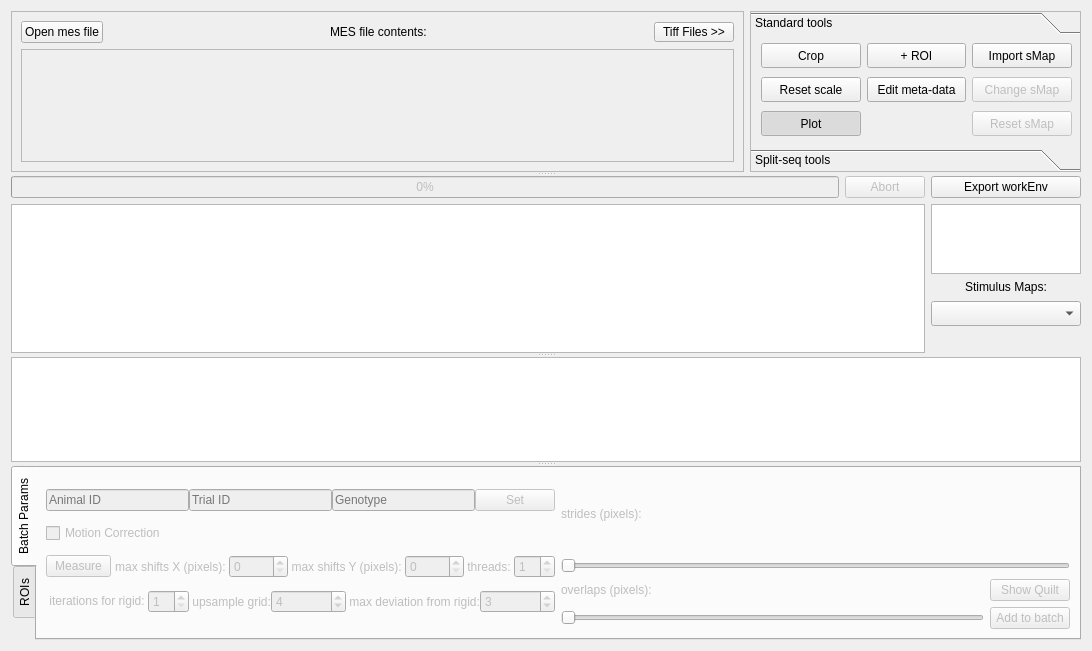
kushalkolar/MESmerize, file pyqtgraphCore/imageview/ImageViewTemplate.ui: the form before one commit.
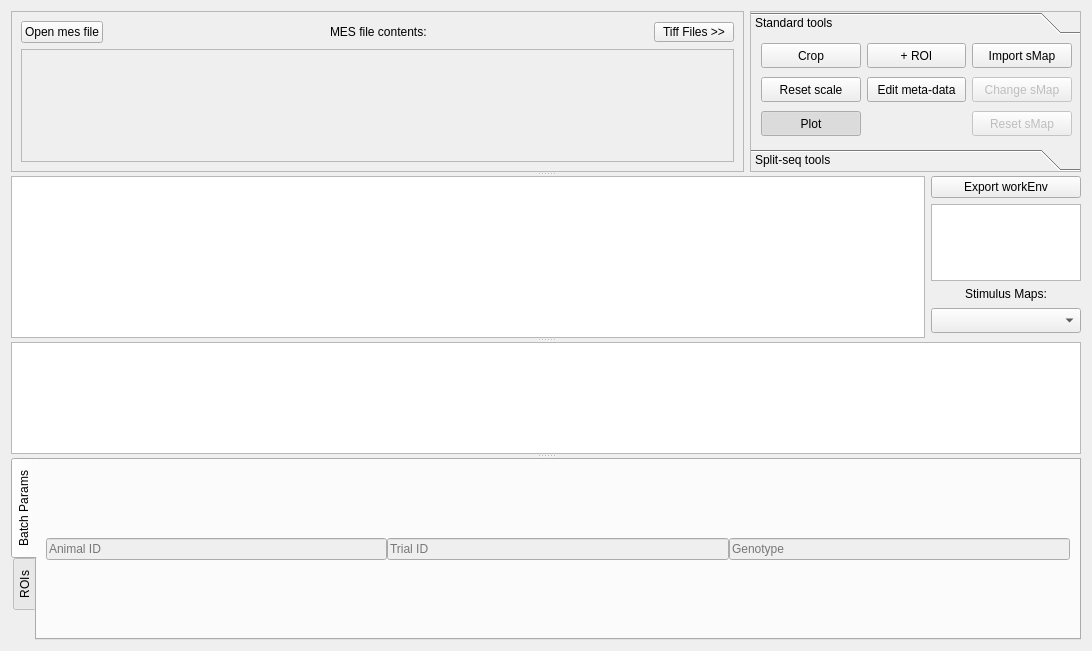
The form after the commit. The open tabs and pages were chosen to show the change. Custom widgets are drawn as their Qt base class.

```diff
--- a/pyqtgraphCore/imageview/ImageViewTemplate.ui
+++ b/pyqtgraphCore/imageview/ImageViewTemplate.ui
@@ -696,16 +696,6 @@
        </property>
        <widget class="QWidget" name="layoutWidget">
         <layout class="QGridLayout" name="gridLayout_8">
-         <item row="0" column="0">
-          <widget class="QProgressBar" name="progressBar">
-           <property name="enabled">
-            <bool>false</bool>
-           </property>
-           <property name="value">
-            <number>0</number>
-           </property>
-          </widget>
-         </item>
          <item row="3" column="2">
           <widget class="QLabel" name="label_6">
            <property name="sizePolicy">
@@ -754,26 +744,6 @@
            </property>
           </widget>
          </item>
-         <item row="0" column="1">
-          <widget class="QPushButton" name="btnAbort">
-           <property name="enabled">
-            <bool>false</bool>
-           </property>
-           <property name="text">
-            <string>Abort</string>
-           </property>
-          </widget>
-         </item>
-         <item row="1" column="0" rowspan="5" colspan="2">
-          <widget class="GraphicsView" name="graphicsView">
-           <property name="sizePolicy">
-            <sizepolicy hsizetype="Expanding" vsizetype="Expanding">
-             <horstretch>0</horstretch>
-             <verstretch>0</verstretch>
-            </sizepolicy>
-           </property>
-          </widget>
-         </item>
          <item row="1" column="2" rowspan="2">
           <widget class="HistogramLUTWidget" name="histogram">
            <property name="sizePolicy">
@@ -796,6 +766,16 @@
            </property>
           </widget>
          </item>
+         <item row="0" column="0" rowspan="6" colspan="2">
+          <widget class="GraphicsView" name="graphicsView">
+           <property name="sizePolicy">
+            <sizepolicy hsizetype="Expanding" vsizetype="Expanding">
+             <horstretch>0</horstretch>
+             <verstretch>0</verstretch>
+            </sizepolicy>
+           </property>
+          </widget>
+         </item>
         </layout>
        </widget>
        <widget class="PlotWidget" name="roiPlot">
@@ -884,311 +864,6 @@
               </property>
              </widget>
             </item>
-            <item>
-             <widget class="QPushButton" name="btnSetID">
-              <property name="text">
-               <string>Set</string>
-              </property>
-             </widget>
-            </item>
-           </layout>
-          </item>
-          <item>
-           <widget class="QCheckBox" name="rigMotCheckBox">
-            <property name="text">
-             <string>Motion Correction</string>
-            </property>
-           </widget>
-          </item>
-          <item>
-           <layout class="QHBoxLayout" name="horizontalLayout">
-            <item>
-             <widget class="QPushButton" name="btnMeasureDistance">
-              <property name="sizePolicy">
-               <sizepolicy hsizetype="Fixed" vsizetype="Fixed">
-                <horstretch>0</horstretch>
-                <verstretch>0</verstretch>
-               </sizepolicy>
-              </property>
-              <property name="minimumSize">
-               <size>
-                <width>0</width>
-                <height>0</height>
-               </size>
-              </property>
-              <property name="maximumSize">
-               <size>
-                <width>65</width>
-                <height>16777215</height>
-               </size>
-              </property>
-              <property name="text">
-               <string>Measure</string>
-              </property>
-              <property name="checkable">
-               <bool>true</bool>
-              </property>
-             </widget>
-            </item>
-            <item>
-             <widget class="QLabel" name="label_7">
-              <property name="layoutDirection">
-               <enum>Qt::LeftToRight</enum>
-              </property>
-              <property name="text">
-               <string> max shifts X (pixels): </string>
-              </property>
-              <property name="alignment">
-               <set>Qt::AlignRight|Qt::AlignTrailing|Qt::AlignVCenter</set>
-              </property>
-             </widget>
-            </item>
-            <item>
-             <widget class="QSpinBox" name="spinboxX">
-              <property name="sizePolicy">
-               <sizepolicy hsizetype="MinimumExpanding" vsizetype="Fixed">
-                <horstretch>0</horstretch>
-                <verstretch>0</verstretch>
-               </sizepolicy>
-              </property>
-             </widget>
-            </item>
-            <item>
-             <widget class="QLabel" name="label_11">
-              <property name="text">
-               <string> max shifts Y (pixels): </string>
-              </property>
-              <property name="alignment">
-               <set>Qt::AlignRight|Qt::AlignTrailing|Qt::AlignVCenter</set>
-              </property>
-             </widget>
-            </item>
-            <item>
-             <widget class="QSpinBox" name="spinboxY">
-              <property name="sizePolicy">
-               <sizepolicy hsizetype="MinimumExpanding" vsizetype="Fixed">
-                <horstretch>0</horstretch>
-                <verstretch>0</verstretch>
-               </sizepolicy>
-              </property>
-             </widget>
-            </item>
-            <item>
-             <widget class="QLabel" name="label_12">
-              <property name="text">
-               <string> threads: </string>
-              </property>
-              <property name="alignment">
-               <set>Qt::AlignRight|Qt::AlignTrailing|Qt::AlignVCenter</set>
-              </property>
-             </widget>
-            </item>
-            <item>
-             <widget class="QSpinBox" name="spinboxThreads">
-              <property name="minimum">
-               <number>1</number>
-              </property>
-             </widget>
-            </item>
-           </layout>
-          </item>
-          <item>
-           <layout class="QHBoxLayout" name="horizontalLayout_4">
-            <item>
-             <widget class="QLabel" name="label_2">
-              <property name="sizePolicy">
-               <sizepolicy hsizetype="Preferred" vsizetype="Fixed">
-                <horstretch>0</horstretch>
-                <verstretch>0</verstretch>
-               </sizepolicy>
-              </property>
-              <property name="text">
-               <string> iterations for rigid: </string>
-              </property>
-              <property name="alignment">
-               <set>Qt::AlignRight|Qt::AlignTrailing|Qt::AlignVCenter</set>
-              </property>
-             </widget>
-            </item>
-            <item>
-             <widget class="QSpinBox" name="spinboxIter">
-              <property name="sizePolicy">
-               <sizepolicy hsizetype="Fixed" vsizetype="Fixed">
-                <horstretch>0</horstretch>
-                <verstretch>0</verstretch>
-               </sizepolicy>
-              </property>
-              <property name="minimum">
-               <number>1</number>
-              </property>
-             </widget>
-            </item>
-            <item>
-             <widget class="QLabel" name="label_8">
-              <property name="text">
-               <string> upsample grid:</string>
-              </property>
-              <property name="alignment">
-               <set>Qt::AlignCenter</set>
-              </property>
-             </widget>
-            </item>
-            <item>
-             <widget class="QSpinBox" name="spinboxUpsample">
-              <property name="minimum">
-               <number>1</number>
-              </property>
-              <property name="value">
-               <number>4</number>
-              </property>
-             </widget>
-            </item>
-            <item>
-             <widget class="QLabel" name="label_3">
-              <property name="text">
-               <string> max deviation from rigid:</string>
-              </property>
-              <property name="alignment">
-               <set>Qt::AlignCenter</set>
-              </property>
-             </widget>
-            </item>
-            <item>
-             <widget class="QSpinBox" name="spinboxMaxDev">
-              <property name="value">
-               <number>3</number>
-              </property>
-             </widget>
-            </item>
-           </layout>
-          </item>
-         </layout>
-        </item>
-        <item>
-         <layout class="QVBoxLayout" name="verticalLayout">
-          <item>
-           <layout class="QHBoxLayout" name="horizontalLayout_6">
-            <item>
-             <widget class="QLabel" name="label_4">
-              <property name="sizePolicy">
-               <sizepolicy hsizetype="Preferred" vsizetype="Fixed">
-                <horstretch>0</horstretch>
-                <verstretch>0</verstretch>
-               </sizepolicy>
-              </property>
-              <property name="text">
-               <string>strides (pixels): </string>
-              </property>
-              <property name="alignment">
-               <set>Qt::AlignBottom|Qt::AlignLeading|Qt::AlignLeft</set>
-              </property>
-             </widget>
-            </item>
-            <item>
-             <widget class="QLabel" name="labelStridesValue">
-              <property name="text">
-               <string/>
-              </property>
-             </widget>
-            </item>
-            <item>
-             <spacer name="horizontalSpacer">
-              <property name="orientation">
-               <enum>Qt::Horizontal</enum>
-              </property>
-              <property name="sizeHint" stdset="0">
-               <size>
-                <width>40</width>
-                <height>20</height>
-               </size>
-              </property>
-             </spacer>
-            </item>
-           </layout>
-          </item>
-          <item>
-           <widget class="QSlider" name="sliderStrides">
-            <property name="minimum">
-             <number>1</number>
-            </property>
-            <property name="orientation">
-             <enum>Qt::Horizontal</enum>
-            </property>
-           </widget>
-          </item>
-          <item>
-           <layout class="QHBoxLayout" name="horizontalLayout_5">
-            <item>
-             <widget class="QLabel" name="label_5">
-              <property name="sizePolicy">
-               <sizepolicy hsizetype="Preferred" vsizetype="Fixed">
-                <horstretch>0</horstretch>
-                <verstretch>0</verstretch>
-               </sizepolicy>
-              </property>
-              <property name="text">
-               <string>overlaps (pixels): </string>
-              </property>
-              <property name="alignment">
-               <set>Qt::AlignBottom|Qt::AlignLeading|Qt::AlignLeft</set>
-              </property>
-             </widget>
-            </item>
-            <item>
-             <widget class="QLabel" name="labelOverlapsValue">
-              <property name="text">
-               <string/>
-              </property>
-             </widget>
-            </item>
-            <item>
-             <spacer name="horizontalSpacer_2">
-              <property name="orientation">
-               <enum>Qt::Horizontal</enum>
-              </property>
-              <property name="sizeHint" stdset="0">
-               <size>
-                <width>40</width>
-                <height>20</height>
-               </size>
-              </property>
-             </spacer>
-            </item>
-            <item>
-             <widget class="QPushButton" name="btnShowQuilt">
-              <property name="text">
-               <string>Show Quilt</string>
-              </property>
-              <property name="checkable">
-               <bool>true</bool>
-              </property>
-             </widget>
-            </item>
-           </layout>
-          </item>
-          <item>
-           <layout class="QHBoxLayout" name="horizontalLayout_9">
-            <item>
-             <layout class="QHBoxLayout" name="horizontalLayout_3">
-              <item>
-               <widget class="QSlider" name="sliderOverlaps">
-                <property name="minimum">
-                 <number>1</number>
-                </property>
-                <property name="orientation">
-                 <enum>Qt::Horizontal</enum>
-                </property>
-               </widget>
-              </item>
-             </layout>
-            </item>
-            <item>
-             <widget class="QPushButton" name="btnAddToBatch">
-              <property name="text">
-               <string>Add to batch</string>
-              </property>
-             </widget>
-            </item>
            </layout>
           </item>
          </layout>
```
Left out of the diff: 110 changed lines with no effect on the pictures.
